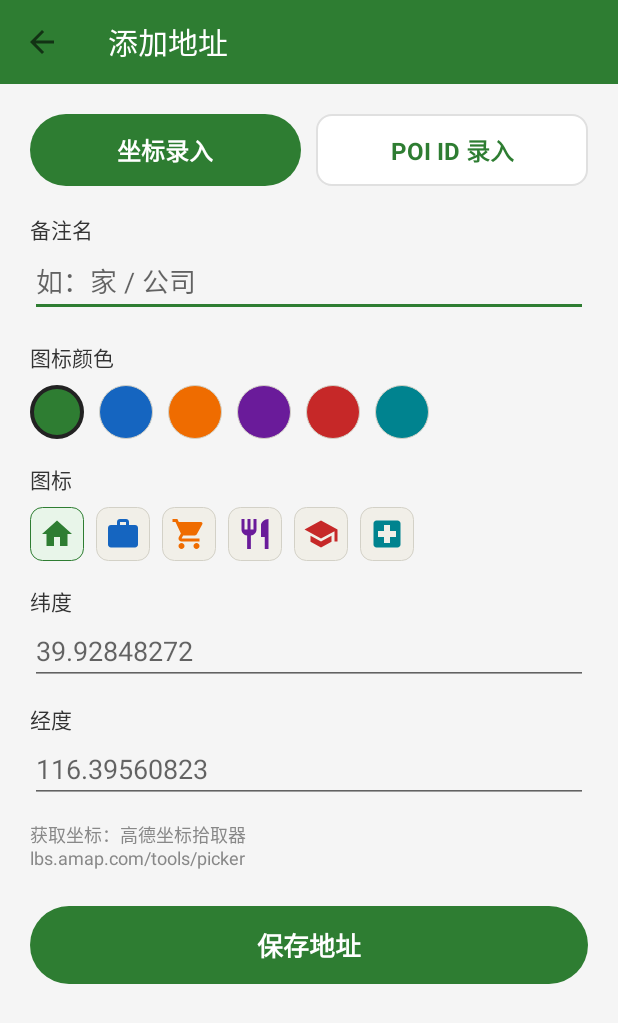
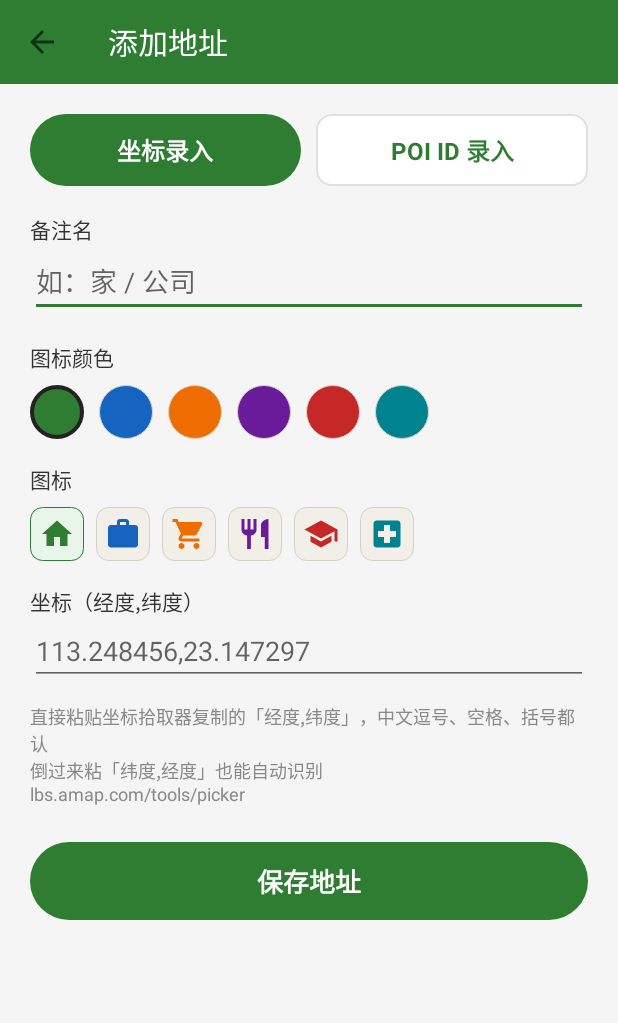
Before and after one commit to ASH-C776/minimalnav, an Android app: the AddAddressActivity screen opened directly, with no data from a screen before it, on a phone screen of 412 x 824 dp. Shown: the top 1023 px of the screen. Run offline under Robolectric (Android 15) with nearby library versions, the phone set to English and light mode, and no system bars.

Commit message:
feat: 坐标录入改为单框粘贴，自动识别经度/纬度顺序

```diff
--- a/app/src/main/res/layout/activity_add_address.xml
+++ b/app/src/main/res/layout/activity_add_address.xml
@@ -120,39 +120,34 @@
                     android:layout_width="match_parent"
                     android:layout_height="wrap_content"
                     android:layout_marginTop="16dp"
-                    android:text="纬度"
+                    android:text="坐标（经度,纬度）"
                     android:textColor="#333333"
                     android:textSize="14sp" />
 
                 <EditText
-                    android:id="@+id/etLat"
+                    android:id="@+id/etCoord"
                     android:layout_width="match_parent"
                     android:layout_height="wrap_content"
-                    android:hint="39.92848272"
-                    android:inputType="numberDecimal|numberSigned"
-                    android:maxLines="1" />
+                    android:hint="113.248456,23.147297"
+                    android:inputType="textNoSuggestions"
+                    android:maxLines="1"
+                    android:singleLine="true" />
+
+                <!-- 识别结果回显：粘贴后立刻看到「纬度 · 经度」，顺序反了能当场发现 -->
+                <TextView
+                    android:id="@+id/tvCoordEcho"
+                    android:layout_width="match_parent"
+                    android:layout_height="wrap_content"
+                    android:layout_marginTop="6dp"
+                    android:textColor="#2E7D32"
+                    android:textSize="13sp"
+                    android:visibility="gone" />
 
                 <TextView
                     android:layout_width="match_parent"
                     android:layout_height="wrap_content"
                     android:layout_marginTop="12dp"
-                    android:text="经度"
-                    android:textColor="#333333"
-                    android:textSize="14sp" />
-
-                <EditText
-                    android:id="@+id/etLon"
-                    android:layout_width="match_parent"
-                    android:layout_height="wrap_content"
-                    android:hint="116.39560823"
-                    android:inputType="numberDecimal|numberSigned"
-                    android:maxLines="1" />
-
-                <TextView
-                    android:layout_width="match_parent"
-                    android:layout_height="wrap_content"
-                    android:layout_marginTop="12dp"
-                    android:text="获取坐标：高德坐标拾取器\nlbs.amap.com/tools/picker"
+                    android:text="直接粘贴坐标拾取器复制的「经度,纬度」，中文逗号、空格、括号都认\n倒过来粘「纬度,经度」也能自动识别\nlbs.amap.com/tools/picker"
                     android:textColor="#888888"
                     android:textSize="12sp" />
 
```
Also changed, not shown: app/src/main/java/com/example/minimalnav/AddAddressActivity.java (+120 -14 lines), 1 other file.
